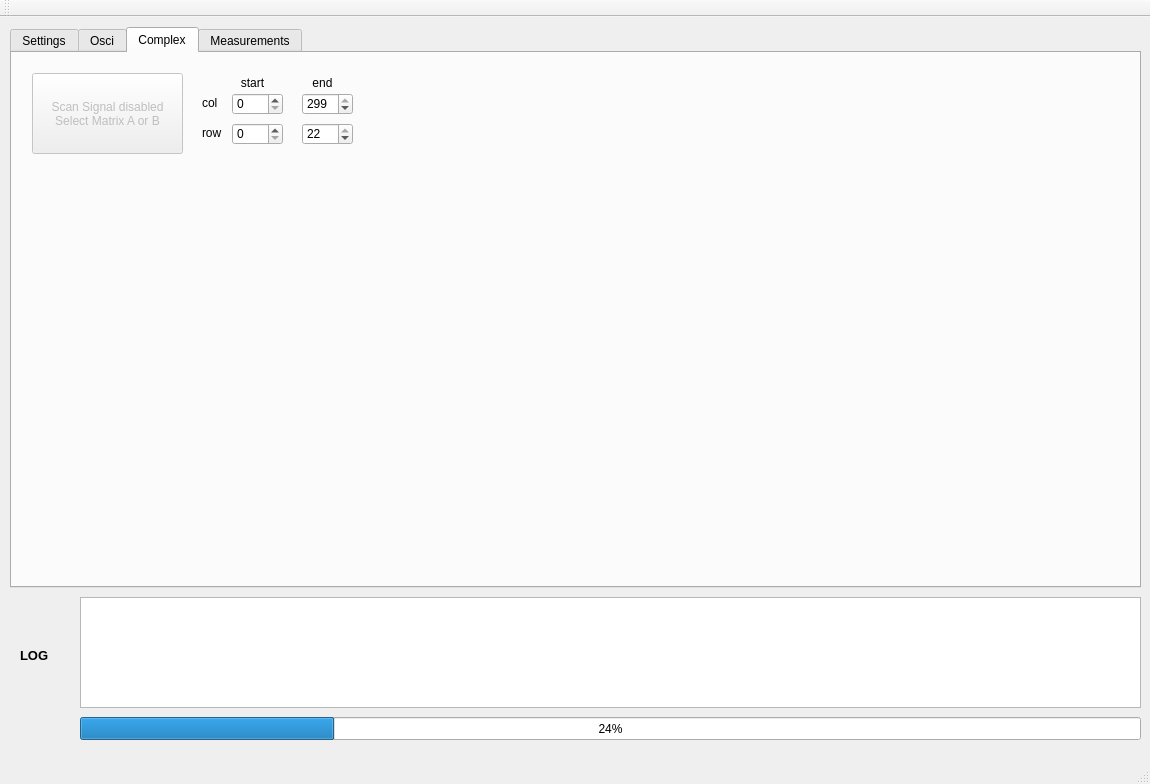
First picture: the form in mainwindow.ui, repository fehrler/H35DemoUxibo, before the edit.
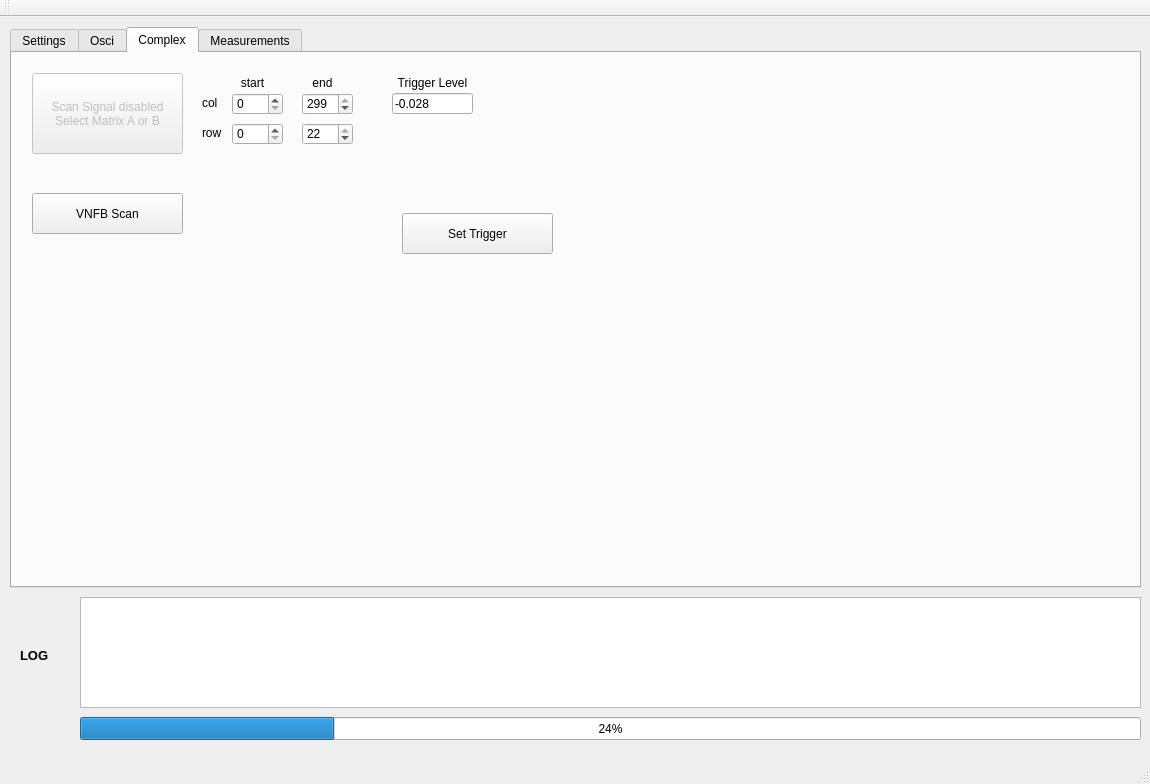
Second picture: the form after the edit. The open tabs and pages were chosen to show the change.

```diff
--- a/mainwindow.ui
+++ b/mainwindow.ui
@@ -2554,6 +2554,67 @@
        <number>0</number>
       </property>
      </widget>
+     <widget class="QPushButton" name="VNFBScan">
+      <property name="enabled">
+       <bool>true</bool>
+      </property>
+      <property name="geometry">
+       <rect>
+        <x>20</x>
+        <y>140</y>
+        <width>151</width>
+        <height>41</height>
+       </rect>
+      </property>
+      <property name="text">
+       <string>VNFB Scan</string>
+      </property>
+     </widget>
+     <widget class="QLineEdit" name="TrigLVL">
+      <property name="geometry">
+       <rect>
+        <x>380</x>
+        <y>40</y>
+        <width>81</width>
+        <height>21</height>
+       </rect>
+      </property>
+      <property name="text">
+       <string>-0.028</string>
+      </property>
+     </widget>
+     <widget class="QLabel" name="label_66">
+      <property name="geometry">
+       <rect>
+        <x>380</x>
+        <y>20</y>
+        <width>81</width>
+        <height>20</height>
+       </rect>
+      </property>
+      <property name="text">
+       <string>Trigger Level</string>
+      </property>
+      <property name="alignment">
+       <set>Qt::AlignCenter</set>
+      </property>
+     </widget>
+     <widget class="QPushButton" name="SetTrig">
+      <property name="enabled">
+       <bool>true</bool>
+      </property>
+      <property name="geometry">
+       <rect>
+        <x>390</x>
+        <y>160</y>
+        <width>151</width>
+        <height>41</height>
+       </rect>
+      </property>
+      <property name="text">
+       <string>Set Trigger</string>
+      </property>
+     </widget>
     </widget>
     <widget class="QWidget" name="tab_4">
      <attribute name="title">
```
Left out of the diff: 2 changed lines with no effect on the pictures.
